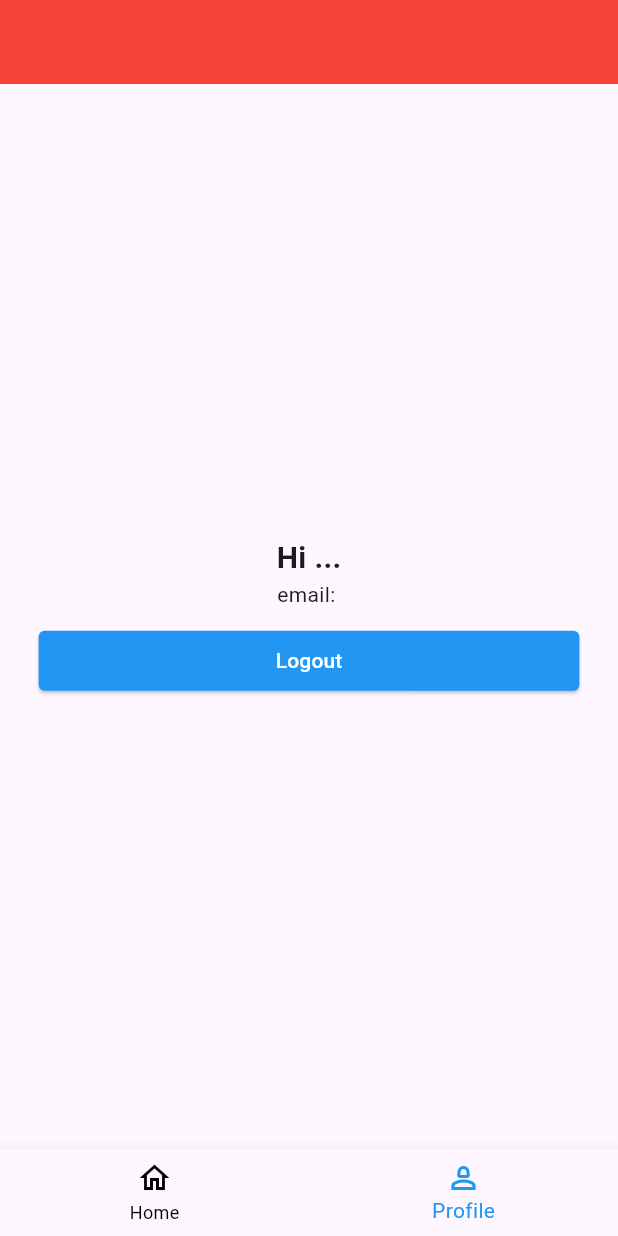
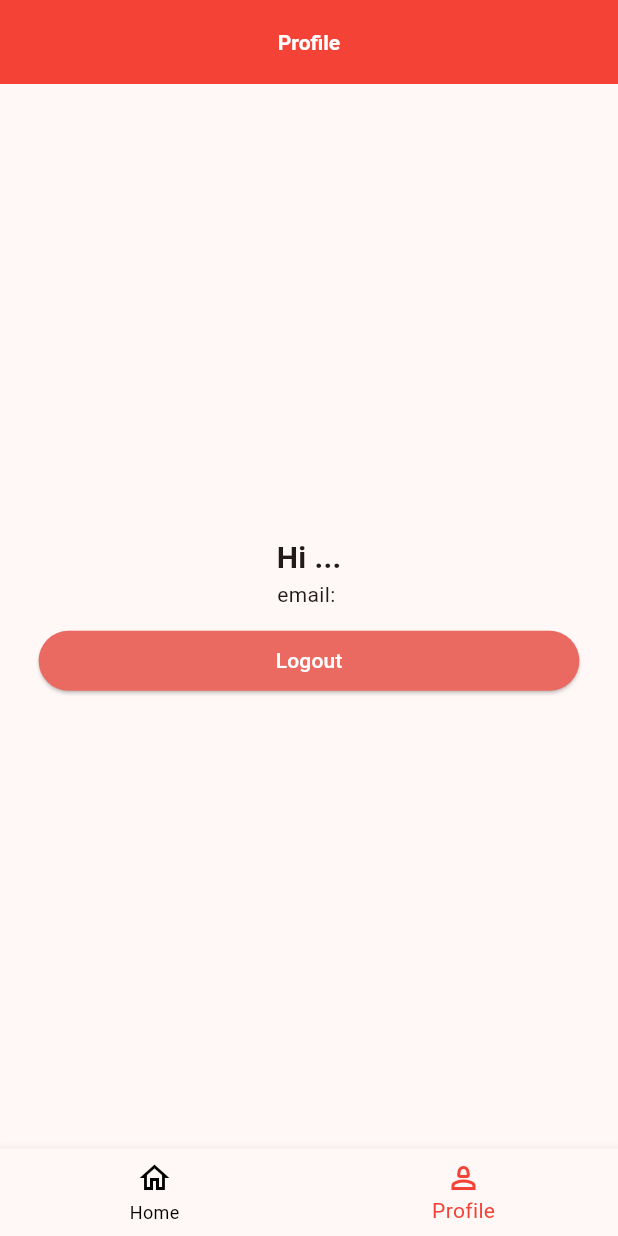
Before and after one commit to VinayaAugusthy/rapid_task, a Flutter app: the screen it shows once a user with an empty profile is signed in, item 2 of the bottom bar chosen, after a tap on "Logout", after a tap on "Submit", on a phone screen of 412 x 824 dp. Run offline on Flutter 3.47's test engine with Material 3 defaults, Android fonts, the phone set to English and light mode, and no system bars; our stand-ins replace bloc, cloud_firestore, firebase_auth, firebase_core, flutter_bloc, hive and 1 more; accounts and stored records are empty; network calls fail.

Commit message:
theme color change

```diff
--- a/lib/main.dart
+++ b/lib/main.dart
@@ -1,6 +1,5 @@
 import 'package:firebase_core/firebase_core.dart';
 import 'package:flutter/material.dart';
-import 'package:hive/hive.dart';
 import 'package:hive_flutter/adapters.dart';
 import 'package:rapid_task/models/items/items.dart';
 import 'package:rapid_task/viewmodels/application/authentication/authentication_bloc.dart';
@@ -21,7 +20,6 @@ void main() async {
 class MyApp extends StatelessWidget {
   const MyApp({super.key});
 
-  // This widget is the root of your application.
   @override
   Widget build(BuildContext context) {
     return MultiBlocProvider(
@@ -37,10 +35,22 @@ class MyApp extends StatelessWidget {
         ),
       ],
       child: MaterialApp(
-        title: 'Flutter Demo',
         theme: ThemeData(
-          appBarTheme: const AppBarTheme(color: Colors.red),
-          colorScheme: ColorScheme.fromSeed(seedColor: Colors.deepPurple),
+          appBarTheme: const AppBarTheme(
+            color: Colors.red,
+            centerTitle: true,
+            titleTextStyle: TextStyle(
+              fontWeight: FontWeight.bold,
+              color: Colors.white,
+            ),
+          ),
+          elevatedButtonTheme: const ElevatedButtonThemeData(
+            style: ButtonStyle(
+              backgroundColor:
+                  MaterialStatePropertyAll(Color.fromARGB(255, 234, 106, 97)),
+            ),
+          ),
+          colorScheme: ColorScheme.fromSeed(seedColor: Colors.red),
           useMaterial3: true,
         ),
         home: const AuthenticationFlowScreen(),
--- a/lib/views/authentication/signup/signup.dart
+++ b/lib/views/authentication/signup/signup.dart
@@ -72,14 +72,6 @@ class _SignupScreenState extends State<SignupScreen> {
                   return SizedBox(
                     width: size.width,
                     child: ElevatedButton(
-                      style: ButtonStyle(
-                        shape: MaterialStateProperty.all(
-                          RoundedRectangleBorder(
-                            borderRadius: BorderRadius.circular(4),
-                          ),
-                        ),
-                        backgroundColor: MaterialStateProperty.all(Colors.blue),
-                      ),
                       onPressed: () {
                         BlocProvider.of<AuthenticationBloc>(context).add(
                           SignUpUser(
--- a/lib/views/basescreen/base_screen.dart
+++ b/lib/views/basescreen/base_screen.dart
@@ -23,9 +23,9 @@ class BaseScreen extends StatelessWidget {
             BlocProvider.of<NavbarBloc>(context)
                 .add(OnTapped(navIndex: bottomIndex));
           },
-          selectedItemColor: Colors.blue,
+          selectedItemColor: Colors.red,
           unselectedItemColor: Colors.black,
-          selectedIconTheme: const IconThemeData(color: Colors.blue),
+          selectedIconTheme: const IconThemeData(color: Colors.red),
           unselectedIconTheme: const IconThemeData(color: Colors.black),
           items: const [
             BottomNavigationBarItem(
--- a/lib/views/profile/profile.dart
+++ b/lib/views/profile/profile.dart
@@ -13,7 +13,9 @@ class ProfileScreen extends StatelessWidget {
     Size size = MediaQuery.sizeOf(context);
 
     return Scaffold(
-      appBar: AppBar(),
+      appBar: AppBar(
+        title: const Text('Profile'),
+      ),
       body: SafeArea(
         child: FutureBuilder<UserModel>(
             future: authService.getUserDetails(),
@@ -22,7 +24,7 @@ class ProfileScreen extends StatelessWidget {
                 final userData = snapshot.data;
                 return Center(
                   child: Padding(
-                    padding:  EdgeInsets.all(size.width/16),
+                    padding: EdgeInsets.all(size.width / 16),
                     child: Column(
                       crossAxisAlignment: CrossAxisAlignment.center,
                       mainAxisAlignment: MainAxisAlignment.center,
@@ -46,22 +48,14 @@ class ProfileScreen extends StatelessWidget {
                             return SizedBox(
                               width: size.width,
                               child: ElevatedButton(
-                                style: ButtonStyle(
-                                  shape: MaterialStateProperty.all(
-                                    RoundedRectangleBorder(
-                                      borderRadius: BorderRadius.circular(4),
-                                    ),
-                                  ),
-                                  backgroundColor:
-                                      MaterialStateProperty.all(Colors.blue),
-                                ),
                                 onPressed: () {
                                   BlocProvider.of<AuthenticationBloc>(context)
                                       .add(SignOut());
                                   Navigator.pushAndRemoveUntil(
                                       context,
                                       MaterialPageRoute(
-                                        builder: (context) => const SigninScreen(),
+                                        builder: (context) =>
+                                            const SigninScreen(),
                                       ),
                                       (route) => false);
                                 },
```
